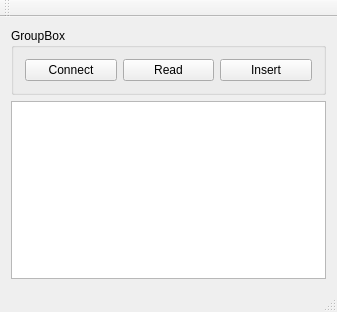
Above: mainwindow.ui from richardeigenmann/QtHotelReservationSystem before the change. Below: the same form after it.
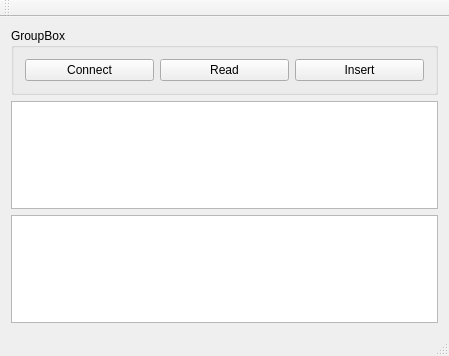
That is the form after the change.

Commit message: More path fixes for new Windows Laptop

The edit to the form file:
```diff
--- a/mainwindow.ui
+++ b/mainwindow.ui
@@ -6,8 +6,8 @@
    <rect>
     <x>0</x>
     <y>0</y>
-    <width>337</width>
-    <height>312</height>
+    <width>449</width>
+    <height>356</height>
    </rect>
   </property>
   <property name="sizePolicy">
@@ -74,6 +74,9 @@
       <item>
        <widget class="QTextEdit" name="textEdit"/>
       </item>
+      <item>
+       <widget class="QTableView" name="tableView"/>
+      </item>
      </layout>
     </item>
    </layout>
```
Left out of the diff: 2 changed lines with no effect on the pictures. The commit also changes 3 other files.
